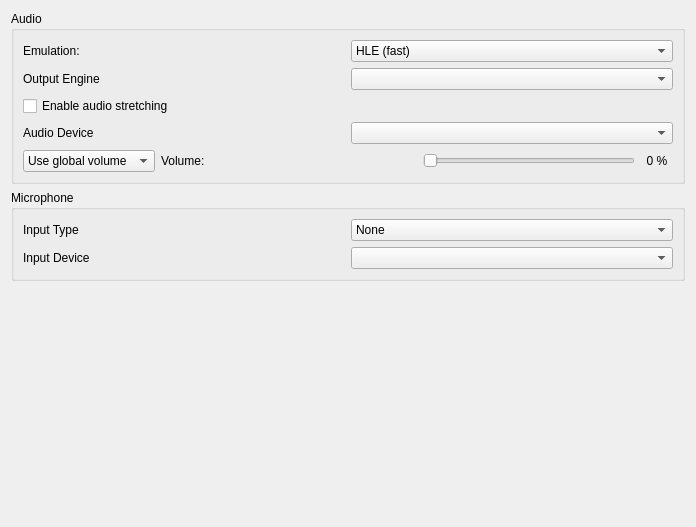
Above: src/citra_qt/configuration/configure_audio.ui from PabloMK7/citra before the change. Below: the same form after it.
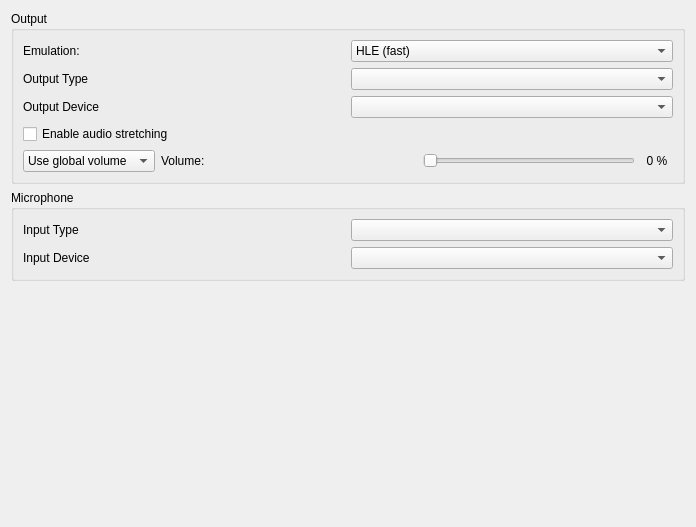
That is the form after the change.

Commit message: audio_core: Implement OpenAL backend (#6450)

What changed in the file:
```diff
--- a/src/citra_qt/configuration/configure_audio.ui
+++ b/src/citra_qt/configuration/configure_audio.ui
@@ -14,7 +14,7 @@
    <item>
     <widget class="QGroupBox" name="groupBox">
      <property name="title">
-      <string>Audio</string>
+      <string>Output</string>
      </property>
      <layout class="QVBoxLayout">
       <item>
@@ -62,16 +62,26 @@
        </widget>
       </item>
       <item>
-       <layout class="QHBoxLayout" name="output_engine_layout">
-        <item>
-         <widget class="QLabel" name="output_sink_label">
+       <layout class="QGridLayout" name="output_layout" columnstretch="1,1">
+        <item row="0" column="0">
+         <widget class="QLabel" name="output_type_label">
           <property name="text">
-           <string>Output Engine</string>
+           <string>Output Type</string>
           </property>
          </widget>
         </item>
-        <item>
-         <widget class="QComboBox" name="output_sink_combo_box"/>
+        <item row="0" column="1">
+         <widget class="QComboBox" name="output_type_combo_box"/>
+        </item>
+        <item row="1" column="0">
+         <widget class="QLabel" name="output_device_label">
+          <property name="text">
+           <string>Output Device</string>
+          </property>
+         </widget>
+        </item>
+        <item row="1" column="1">
+         <widget class="QComboBox" name="output_device_combo_box"/>
         </item>
        </layout>
       </item>
@@ -85,20 +95,6 @@
         </property>
        </widget>
       </item>
-      <item>
-       <layout class="QHBoxLayout" name="audio_device_layout">
-        <item>
-         <widget class="QLabel" name="audio_device_label">
-          <property name="text">
-           <string>Audio Device</string>
-          </property>
-         </widget>
-        </item>
-        <item>
-         <widget class="QComboBox" name="audio_device_combo_box"/>
-        </item>
-       </layout>
-      </item>
       <item>
        <widget class="QWidget" name="volume_layout" native="true">
         <layout class="QHBoxLayout" name="horizontalLayout_2">
@@ -194,40 +190,18 @@
      <property name="title">
       <string>Microphone</string>
      </property>
-     <layout class="QVBoxLayout" name="verticalLayout">
-      <item>
-       <layout class="QHBoxLayout" name="horizontalLayout">
-        <item>
+     <layout class="QGridLayout" name="input_inner_layout" columnstretch="1,1">
+      <item row="0" column="0">
          <widget class="QLabel" name="input_type_label">
           <property name="text">
            <string>Input Type</string>
           </property>
          </widget>
         </item>
-        <item>
-         <widget class="QComboBox" name="input_type_combo_box">
-          <item>
-           <property name="text">
-            <string>None</string>
-           </property>
-          </item>
-          <item>
-           <property name="text">
-            <string>Real Device</string>
-           </property>
-          </item>
-          <item>
-           <property name="text">
-            <string>Static Noise</string>
-           </property>
-          </item>
-         </widget>
-        </item>
-       </layout>
-      </item>
-      <item>
-       <layout class="QHBoxLayout" name="horizontalLayout_3">
-        <item>
+      <item row="0" column="1">
+       <widget class="QComboBox" name="input_type_combo_box"/>
+      </item>
+      <item row="1" column="0">
          <widget class="QLabel" name="input_device_label">
           <property name="text">
            <string>Input Device</string>
@@ -238,8 +212,6 @@
          <widget class="QComboBox" name="input_device_combo_box"/>
         </item>
        </layout>
-      </item>
-     </layout>
     </widget>
    </item>
    <item>
```
Left out of the diff: 8 changed lines with no effect on the pictures. Lines whose indentation alone changed are shown as unchanged. The commit also changes 44 other files.
